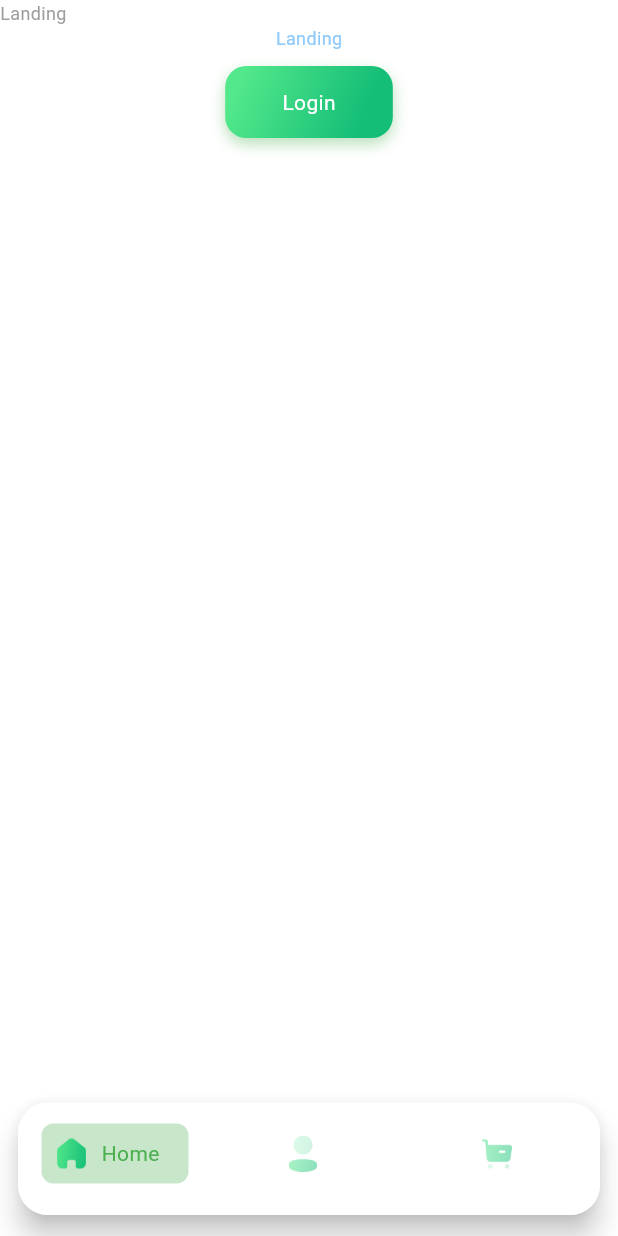
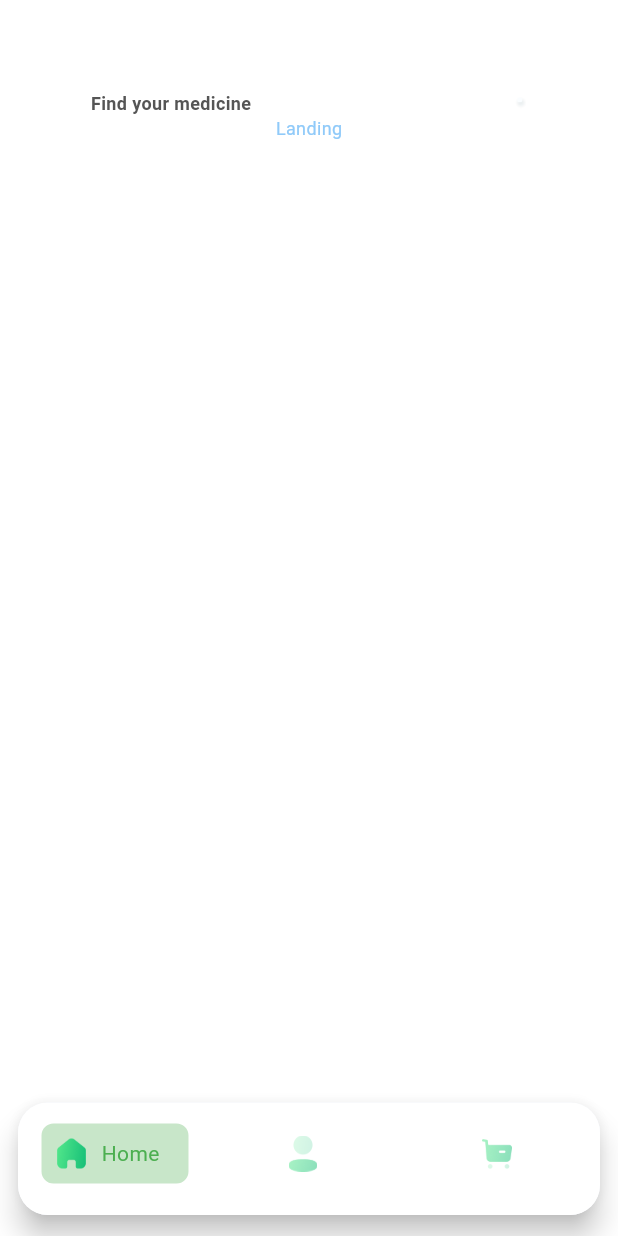
Before and after one commit to PranjalG/quick_med_mobile_app, a Flutter app: the HomeScreen screen opened by its route, on a phone screen of 412 x 824 dp. Run offline on Flutter 3.47's test engine with Material 3 defaults, Android fonts, the phone set to English and light mode, and no system bars; our stand-ins replace bloc, equatable, flutter_bloc, go_router.

Commit message:
- new theme

```diff
--- a/lib/screens/home_screen.dart
+++ b/lib/screens/home_screen.dart
@@ -60,7 +60,9 @@ class _HomeScreenState extends State<HomeScreen>
             bottomNavigationBar: FloatingNavbar(
               currentIndex: state.tabIndex,
               onTap: (value) {
-                _homeBloc.add(TabIndexChangeEvent(index: value));
+                _homeBloc.add(
+                  TabIndexChangeEvent(index: value),
+                );
               },
             ),
           );
--- a/lib/screens/landing_screen.dart
+++ b/lib/screens/landing_screen.dart
@@ -1,5 +1,5 @@
 import 'package:flutter/material.dart';
-import 'package:quick_med/custom_components/themed_floating_button.dart';
+import 'package:quick_med/services/theme_colours.dart';
 
 class LandingScreen extends StatefulWidget {
   const LandingScreen({super.key});
@@ -11,17 +11,31 @@ class LandingScreen extends StatefulWidget {
 class _LandingScreenState extends State<LandingScreen> {
   @override
   Widget build(BuildContext context) {
-    return Column(
+    return Padding(
+      padding: const EdgeInsets.symmetric(vertical: 60, horizontal: 20),
+      child: Column(
         crossAxisAlignment: CrossAxisAlignment.center,
         children: [
           Row(
+            mainAxisAlignment: MainAxisAlignment.spaceAround,
             children: [
-            Text(
-              'Landing',
+              const SizedBox(
+                width: 200,
+                child: Text(
+                  'Find your medicine',
                   style: TextStyle(
                     fontSize: 12,
-                color: Colors.grey
+                    fontWeight: FontWeight.bold,
+                    color: ThemeColours.textGrey,
                   ),
+                  maxLines: 2,
+                  overflow: TextOverflow.ellipsis,
+                ),
+              ),
+              Image.asset(
+                'assets/icons/bell_icon.png',
+                width: 10,
+                height: 10,
               ),
             ],
           ),
@@ -37,11 +51,8 @@ class _LandingScreenState extends State<LandingScreen> {
               ),
             ),
           ),
-        ThemedFloatingButton(
-          child: const Text('Login', style: TextStyle(color: Colors.white),),
-          onTap: () {},
+        ],
       ),
-      ],
     );
   }
 }
--- a/lib/services/theme_colours.dart
+++ b/lib/services/theme_colours.dart
@@ -4,4 +4,5 @@ class ThemeColours {
   static const Color lightGreen = Color.fromRGBO(83, 232, 139, 1.0);
   static const Color darkGreen = Color.fromRGBO(21, 190, 119, 1.0);
 
+  static const Color textGrey = Color.fromRGBO(85, 85, 85, 1);
 }
```
Also changed, not shown: assets/icons/Icon Notifiaction.png (deleted), assets/icons/bell_icon.png (added), assets/icons/search_icon.png (renamed from assets/icons/Icon Search (1).png). Lines whose indentation alone changed are shown as unchanged.
